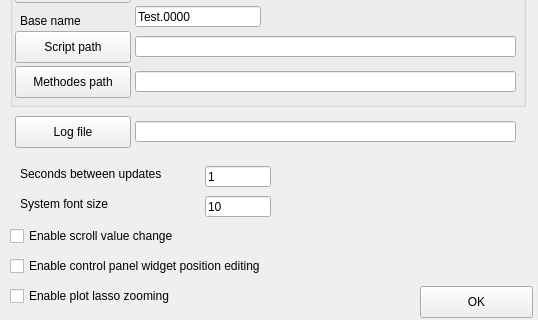
The window that properties.ui (GordonAnderson/MIPS_QT6) describes before a commit, drawn with Qt 5; both pictures show x 0 to 538 and y 224 to 544 of the 538 by 544 pixel window.
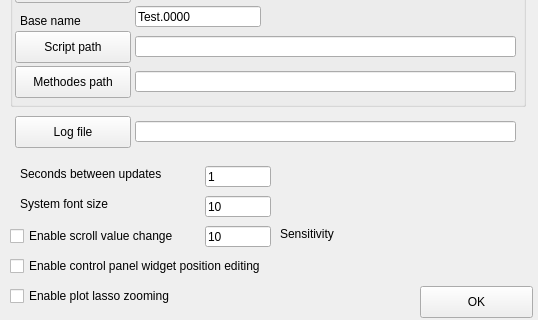
The same window after the commit.

Commit message: Added wheel sensitivity setting. Added validator test to adjust function

Patch:
```diff
--- a/properties.ui
+++ b/properties.ui
@@ -453,6 +453,35 @@
     <string>Enable plot lasso zooming</string>
    </property>
   </widget>
+  <widget class="QLineEdit" name="leWheelSensitivity">
+   <property name="geometry">
+    <rect>
+     <x>205</x>
+     <y>450</y>
+     <width>66</width>
+     <height>21</height>
+    </rect>
+   </property>
+   <property name="toolTip">
+    <string>This value controls the sensitivity of the wheel, higher number equal bigger steps</string>
+   </property>
+   <property name="text">
+    <string>10</string>
+   </property>
+  </widget>
+  <widget class="QLabel" name="label_6">
+   <property name="geometry">
+    <rect>
+     <x>280</x>
+     <y>450</y>
+     <width>171</width>
+     <height>16</height>
+    </rect>
+   </property>
+   <property name="text">
+    <string>Sensitivity</string>
+   </property>
+  </widget>
  </widget>
  <resources/>
  <connections/>
```
The commit also changes 3 other files.
